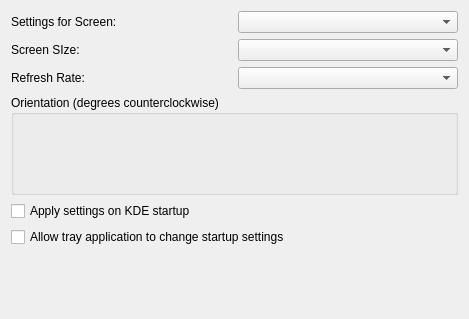
First picture: the form in kcontrol/randr/legacyrandrconfigbase.ui, repository mgottschlag/kwin-tiling, before the edit.
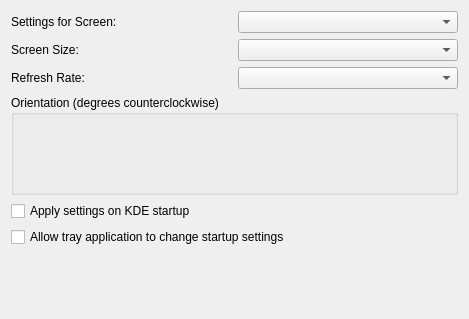
Second picture: the form after the edit. Custom widgets are drawn as their Qt base class.

Patch:
```diff
--- a/kcontrol/randr/legacyrandrconfigbase.ui
+++ b/kcontrol/randr/legacyrandrconfigbase.ui
@@ -42,7 +42,7 @@
      <item>
       <widget class="QLabel" name="sizeLabel" >
        <property name="text" >
-        <string>Screen SIze:</string>
+        <string>Screen Size:</string>
        </property>
        <property name="buddy" >
         <cstring>sizeCombo</cstring>
```
